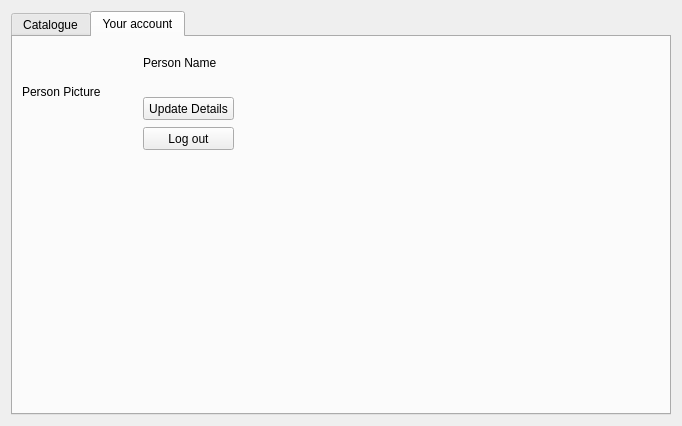
The window that catalogue.ui (jandrealyn/LibraryQtSystem) describes before a commit, drawn with Qt 5.
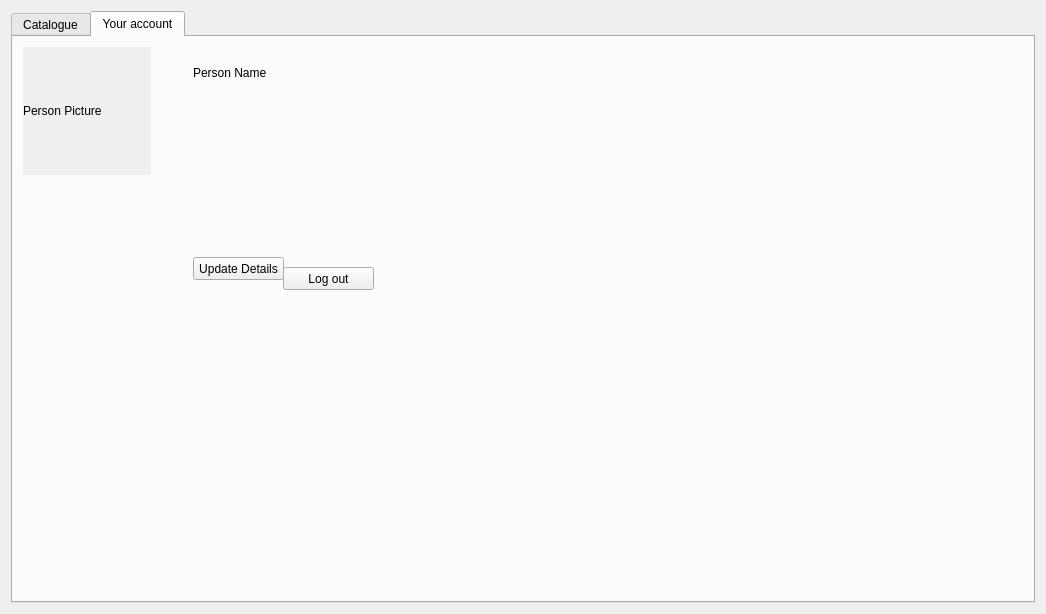
The same window after the commit. The open tabs and pages were chosen to show the change.

Commit message: touched up create files, added checkoutscreen, touched up catalogue

What changed in the file:
```diff
--- a/catalogue.ui
+++ b/catalogue.ui
@@ -6,8 +6,8 @@
    <rect>
     <x>0</x>
     <y>0</y>
-    <width>682</width>
-    <height>426</height>
+    <width>1046</width>
+    <height>614</height>
    </rect>
   </property>
   <property name="windowTitle">
@@ -53,8 +53,8 @@
       <widget class="QPushButton" name="yourAccount_logout">
        <property name="geometry">
         <rect>
-         <x>130</x>
-         <y>90</y>
+         <x>270</x>
+         <y>230</y>
          <width>91</width>
          <height>23</height>
         </rect>
@@ -66,8 +66,8 @@
       <widget class="QPushButton" name="pushButton_3">
        <property name="geometry">
         <rect>
-         <x>130</x>
-         <y>60</y>
+         <x>180</x>
+         <y>220</y>
          <width>91</width>
          <height>23</height>
         </rect>
@@ -79,12 +79,15 @@
       <widget class="QLabel" name="label">
        <property name="geometry">
         <rect>
-         <x>9</x>
-         <y>9</y>
-         <width>101</width>
-         <height>91</height>
+         <x>10</x>
+         <y>10</y>
+         <width>128</width>
+         <height>128</height>
         </rect>
        </property>
+       <property name="autoFillBackground">
+        <bool>true</bool>
+       </property>
        <property name="text">
         <string>Person Picture</string>
        </property>
@@ -92,8 +95,8 @@
       <widget class="QLabel" name="label_2">
        <property name="geometry">
         <rect>
-         <x>130</x>
-         <y>10</y>
+         <x>180</x>
+         <y>20</y>
          <width>81</width>
          <height>31</height>
         </rect>
```
Left out of the diff: 6 changed lines with no effect on the pictures. The commit also changes 6 other files.
